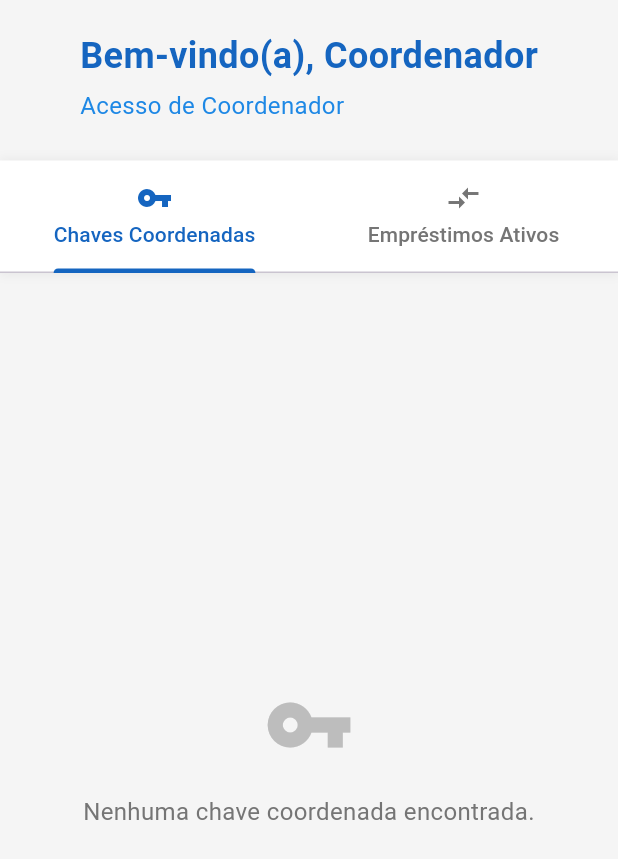
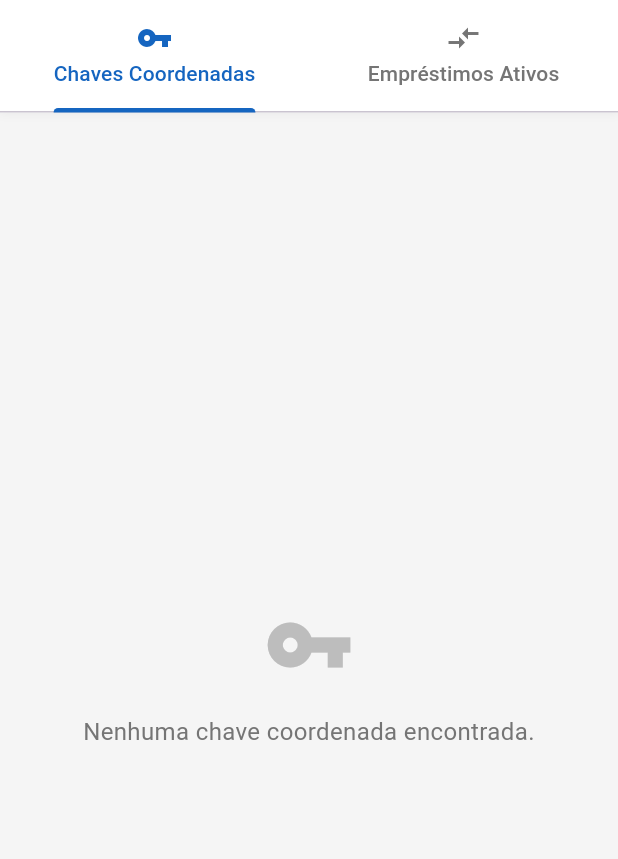
Before and after one commit to jpsantosbembe/flowkey_mobile, a Flutter app: the CoordenadorSection screen opened directly, on a phone screen of 412 x 824 dp. Shown: the top 859 px of the screen. Run offline on Flutter 3.47's test engine with Material 3 defaults, Android fonts, the phone set to English and light mode, and no system bars; our stand-ins replace dio, flutter_secure_storage, shared_preferences; accounts and stored records are empty.

Commit message:
ajustes de interface

```diff
--- a/lib/widgets/coordenador_section.dart
+++ b/lib/widgets/coordenador_section.dart
@@ -49,32 +49,6 @@ class _CoordenadorSectionState extends State<CoordenadorSection> with SingleTick
         children: [
 
           Container(
-            padding: EdgeInsets.fromLTRB(20, 20, 20, 5),
-            child: Column(
-              crossAxisAlignment: CrossAxisAlignment.start,
-              children: [
-                Text(
-                  'Bem-vindo(a), $userName',
-                  style: TextStyle(
-                    fontSize: 24,
-                    fontWeight: FontWeight.bold,
-                    color: Colors.blue[800],
-                  ),
-                ),
-                SizedBox(height: 5),
-                Text(
-                  'Acesso de Coordenador',
-                  style: TextStyle(
-                    fontSize: 16,
-                    color: Colors.blue[600],
-                  ),
-                ),
-                SizedBox(height: 20),
-              ],
-            ),
-          ),
-
-          Container(
             decoration: BoxDecoration(
               color: Colors.white,
               boxShadow: [
@@ -108,11 +82,11 @@ class _CoordenadorSectionState extends State<CoordenadorSection> with SingleTick
             child: TabBarView(
               controller: _tabController,
               children: [
-                // Keys Tab
+
                 _buildKeysTab(keysViewModel),
 
-                // Loans Tab
                 _buildLoansTab(loansViewModel),
+
               ],
             ),
           ),
@@ -209,7 +183,10 @@ class _CoordenadorSectionState extends State<CoordenadorSection> with SingleTick
                       builder: (context) => ManageAccessDialog(keyModel: key),
                     );
                   },
-                  icon: Icon(Icons.people),
+                  icon: Icon(
+                    Icons.people,
+                    color: Colors.white,
+                  ),
                   label: Text("Gerenciar Acessos"),
                   style: ElevatedButton.styleFrom(
                     backgroundColor: Colors.blue[700],
```
Also changed, not shown: lib/views/home_screen.dart (+8 -11 lines).
